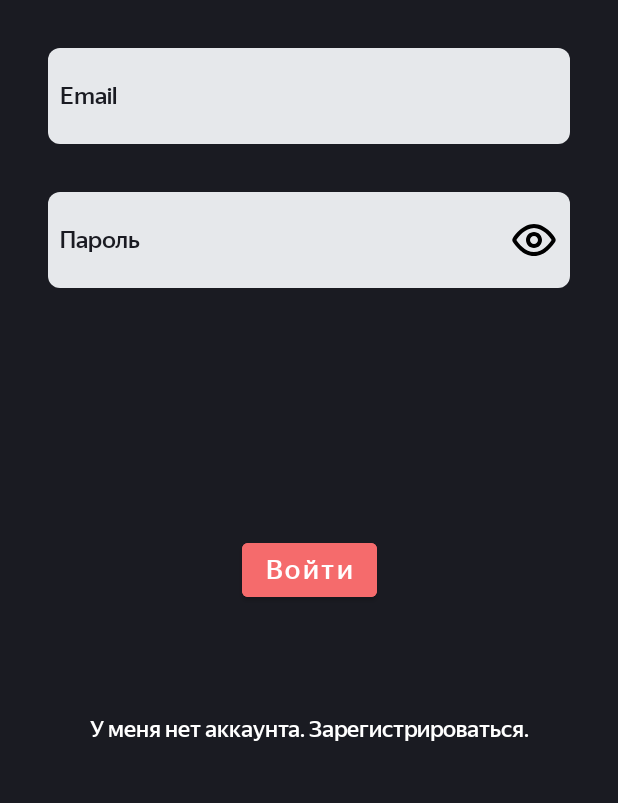
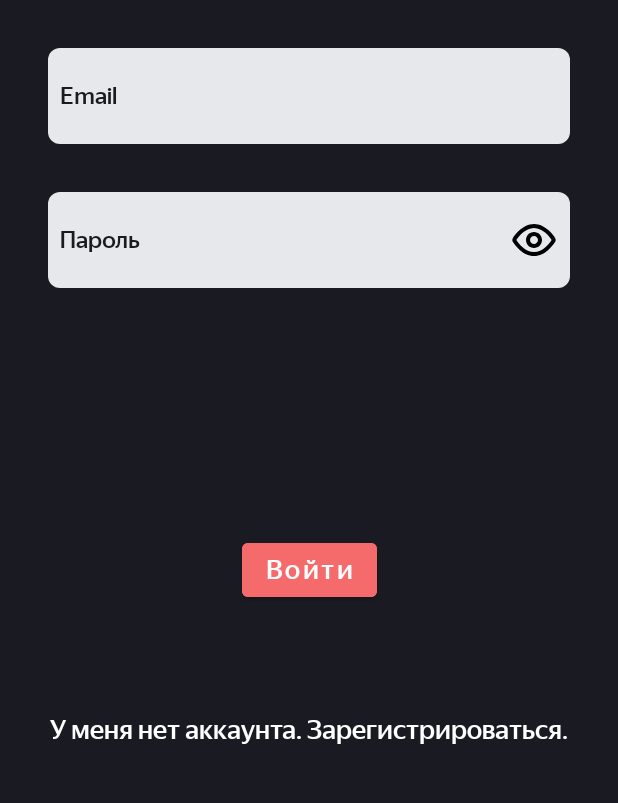
Before and after one commit to Mysteri027/StockView, an Android app: the screen it shows after launch (MainActivity), on a phone screen of 412 x 824 dp, the part 336-1139 px from its top. Run offline under Robolectric (Android 15) with nearby library versions, the phone set to English and light mode, and no system bars; our stand-ins replace Firebase (no records; nobody signed in at launch, a user with empty details on screens opened directly), Room's generated code; 1 statement that could not run was skipped.

Commit message:
поменял цвет progress bar

```diff
--- a/app/src/main/res/layout/fragment_news.xml
+++ b/app/src/main/res/layout/fragment_news.xml
@@ -34,6 +34,7 @@
         android:layout_height="@dimen/value_64dp"
         app:layout_constraintBottom_toBottomOf="parent"
         app:layout_constraintEnd_toEndOf="parent"
+        android:indeterminateTint="@color/yp_white"
         app:layout_constraintTop_toTopOf="parent"
         app:layout_constraintStart_toStartOf="parent"/>
 
--- a/app/src/main/res/values/style.xml
+++ b/app/src/main/res/values/style.xml
@@ -36,7 +36,7 @@
     <style name="LoginScreenText">
         <item name="android:fontFamily">@font/ys_display_medium</item>
         <item name="android:textColor">@color/yp_white</item>
-        <item name="android:textSize">15sp</item>
+        <item name="android:textSize">18sp</item>
     </style>
 
     <style name="MainScreenButton">
```
